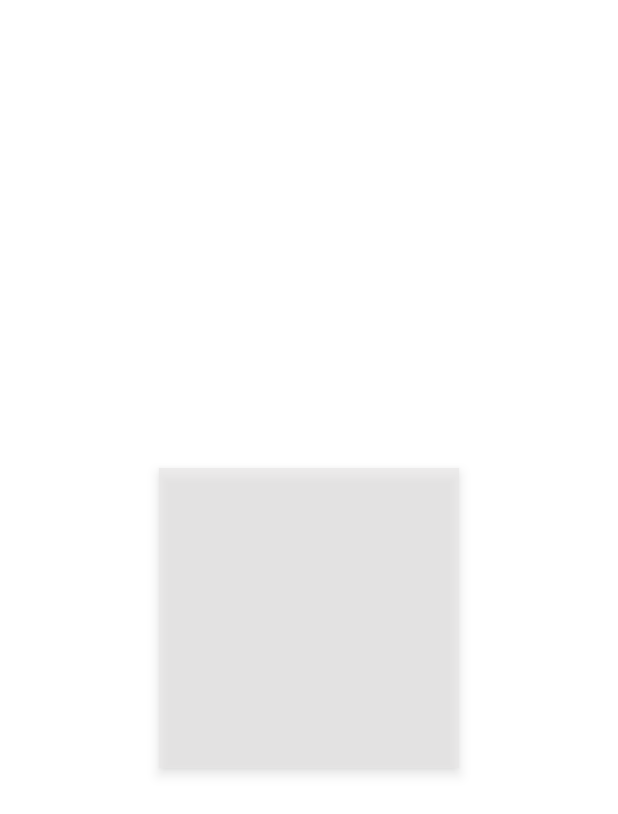
After one commit to shivenderkumar/CookBook, an Android app: the layout layout_fragmennt_imageupload.xml on its own in the app's theme, with its tools: preview values and no code run, on a phone screen of 412 x 824 dp. The commit adds this screen. Shown: the top 814 px of the screen. Run offline under Robolectric (Android 15) with nearby library versions, the phone set to English and light mode, and no system bars; Roboto replaces fonts that are not available here.

Commit message:
Inflate imageupload Layout

```diff
--- /dev/null
+++ b/app/src/main/res/layout/layout_fragmennt_imageupload.xml
@@ -0,0 +1,19 @@
+<?xml version="1.0" encoding="utf-8"?>
+<androidx.constraintlayout.widget.ConstraintLayout xmlns:android="http://schemas.android.com/apk/res/android"
+    xmlns:app="http://schemas.android.com/apk/res-auto"
+    xmlns:tools="http://schemas.android.com/tools"
+    android:layout_width="match_parent"
+    android:layout_height="match_parent">
+
+    <ImageView
+        android:elevation="5dp"
+        android:layout_width="200dp"
+        android:layout_height="200dp"
+        android:background="@color/gray_300"
+        app:layout_constraintBottom_toBottomOf="parent"
+        app:layout_constraintEnd_toEndOf="parent"
+        app:layout_constraintHorizontal_bias="0.5"
+        app:layout_constraintStart_toStartOf="parent"
+        app:layout_constraintTop_toTopOf="parent" />
+
+</androidx.constraintlayout.widget.ConstraintLayout>
```
Also changed, not shown: app/src/main/AndroidManifest.xml (+10 -4 lines), app/src/main/java/com/shivenderkumar/kitchenbook/MainActivity.java (+8 -4 lines), app/src/main/java/com/shivenderkumar/kitchenbook/ui/upload/UploadFragment.java (+30 -3 lines), app/src/main/res/layout/fragment_upload.xml (+7 -0 lines).
